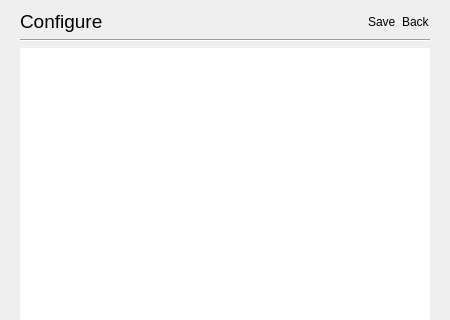
Old version of the form sokketter-ui/sources/mainwindow.ui in the repository morwy/sokketter; both pictures show x 0 to 450 and y 0 to 320 of the 450 by 475 pixel window.
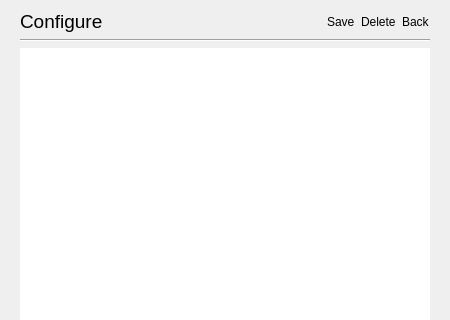
New version of the form. The open tabs and pages were chosen to show the change. Custom widgets are drawn as their Qt base class.

Commit message: feature: added the ability to delete saved devices (#27)

```diff
--- a/sokketter-ui/sources/mainwindow.ui
+++ b/sokketter-ui/sources/mainwindow.ui
@@ -824,6 +824,13 @@
              </property>
             </widget>
            </item>
+           <item>
+            <widget class="ButtonLabel" name="configure_delete_label">
+             <property name="text">
+              <string>Delete</string>
+             </property>
+            </widget>
+           </item>
            <item>
             <widget class="ButtonLabel" name="configure_back_label">
              <property name="text">
```
The commit also changes 7 other files.
